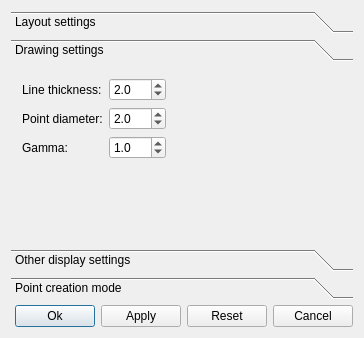
Qt form src/saisieQT/Settings.ui (micmacIGN/micmac) before a commit.
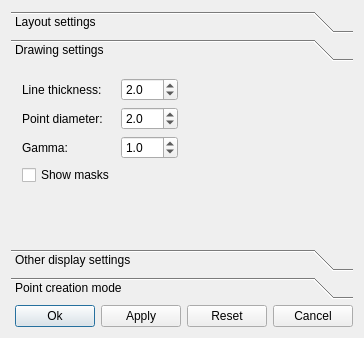
The same form after that commit. The open tabs and pages were chosen to show the change. Icons and pictures are not drawn.

Commit message: SaisieQT: option showMask

```diff
--- a/src/saisieQT/Settings.ui
+++ b/src/saisieQT/Settings.ui
@@ -153,8 +153,8 @@
        <rect>
         <x>0</x>
         <y>0</y>
-        <width>191</width>
-        <height>110</height>
+        <width>346</width>
+        <height>173</height>
        </rect>
       </property>
       <attribute name="label">
@@ -254,6 +254,13 @@
            </property>
           </widget>
          </item>
+         <item row="3" column="0">
+          <widget class="QCheckBox" name="showMasks_checkBox">
+           <property name="text">
+            <string>Show masks</string>
+           </property>
+          </widget>
+         </item>
         </layout>
        </item>
        <item>
```
Left out of the diff: 10 changed lines with no effect on the pictures. The commit also changes 7 other files.
